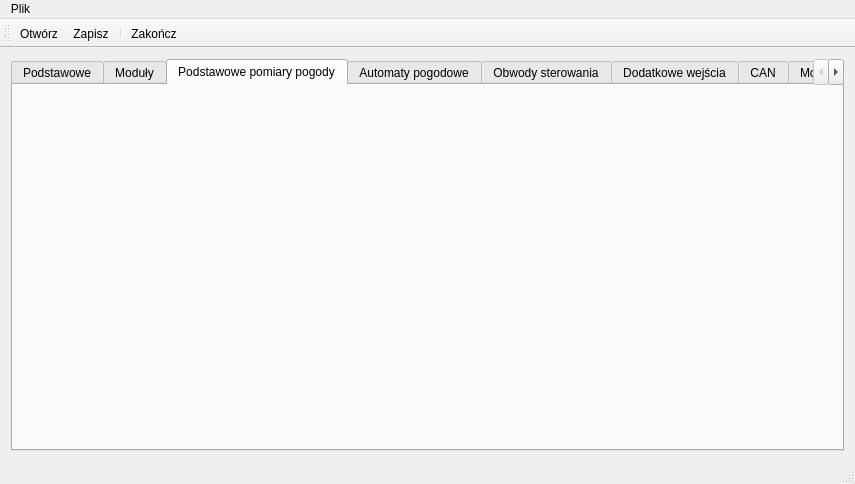
First picture: the form in mainwindow.ui, repository kaczmar55/koneor_v2, before the edit.
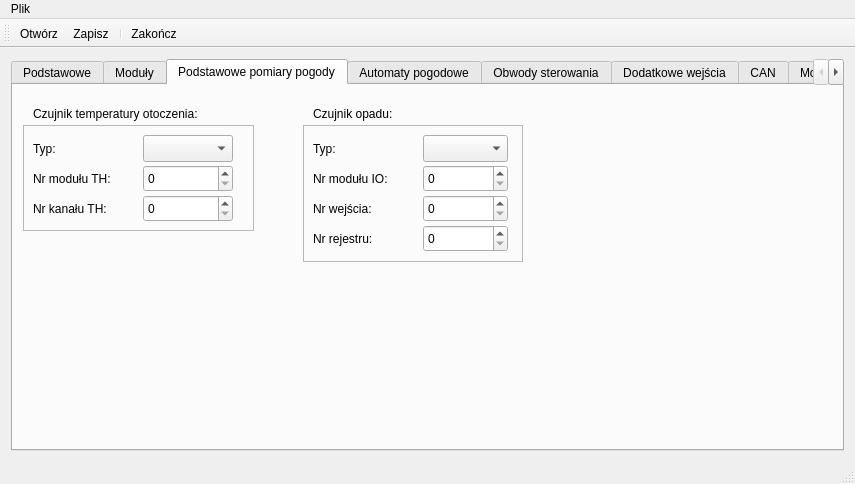
Second picture: the form after the edit. The open tabs and pages were chosen to show the change.

Commit message: dodawane kolejne opcje

Diff of the .ui file:
```diff
--- a/mainwindow.ui
+++ b/mainwindow.ui
@@ -617,6 +617,237 @@
        <attribute name="title">
         <string>Podstawowe pomiary pogody</string>
        </attribute>
+       <widget class="QLabel" name="label_16">
+        <property name="geometry">
+         <rect>
+          <x>20</x>
+          <y>20</y>
+          <width>220</width>
+          <height>17</height>
+         </rect>
+        </property>
+        <property name="text">
+         <string>Czujnik temperatury otoczenia:</string>
+        </property>
+       </widget>
+       <widget class="QLabel" name="label_18">
+        <property name="geometry">
+         <rect>
+          <x>300</x>
+          <y>20</y>
+          <width>110</width>
+          <height>17</height>
+         </rect>
+        </property>
+        <property name="text">
+         <string>Czujnik opadu:</string>
+        </property>
+       </widget>
+       <widget class="QFrame" name="frame">
+        <property name="geometry">
+         <rect>
+          <x>10</x>
+          <y>40</y>
+          <width>231</width>
+          <height>106</height>
+         </rect>
+        </property>
+        <property name="frameShape">
+         <enum>QFrame::StyledPanel</enum>
+        </property>
+        <property name="frameShadow">
+         <enum>QFrame::Raised</enum>
+        </property>
+        <widget class="QLabel" name="label_17">
+         <property name="geometry">
+          <rect>
+           <x>10</x>
+           <y>15</y>
+           <width>40</width>
+           <height>17</height>
+          </rect>
+         </property>
+         <property name="text">
+          <string>Typ:</string>
+         </property>
+        </widget>
+        <widget class="QComboBox" name="generalTempSensorTypeCmb">
+         <property name="geometry">
+          <rect>
+           <x>120</x>
+           <y>10</y>
+           <width>90</width>
+           <height>27</height>
+          </rect>
+         </property>
+        </widget>
+        <widget class="QSpinBox" name="generalTempSensorAddr">
+         <property name="geometry">
+          <rect>
+           <x>120</x>
+           <y>40</y>
+           <width>90</width>
+           <height>27</height>
+          </rect>
+         </property>
+         <property name="minimum">
+          <number>0</number>
+         </property>
+         <property name="maximum">
+          <number>255</number>
+         </property>
+        </widget>
+        <widget class="QSpinBox" name="generalTempSensorRegNo">
+         <property name="geometry">
+          <rect>
+           <x>120</x>
+           <y>70</y>
+           <width>90</width>
+           <height>27</height>
+          </rect>
+         </property>
+         <property name="minimum">
+          <number>0</number>
+         </property>
+         <property name="maximum">
+          <number>65536</number>
+         </property>
+        </widget>
+        <widget class="QLabel" name="generalTempSensorAddrLbl">
+         <property name="geometry">
+          <rect>
+           <x>10</x>
+           <y>45</y>
+           <width>110</width>
+           <height>17</height>
+          </rect>
+         </property>
+         <property name="text">
+          <string>Nr modułu TH:</string>
+         </property>
+        </widget>
+        <widget class="QLabel" name="generalTempSensorRegNoLbl">
+         <property name="geometry">
+          <rect>
+           <x>10</x>
+           <y>75</y>
+           <width>110</width>
+           <height>17</height>
+          </rect>
+         </property>
+         <property name="text">
+          <string>Nr kanału TH:</string>
+         </property>
+        </widget>
+       </widget>
+       <widget class="QFrame" name="frame_2">
+        <property name="geometry">
+         <rect>
+          <x>290</x>
+          <y>40</y>
+          <width>220</width>
+          <height>137</height>
+         </rect>
+        </property>
+        <property name="frameShape">
+         <enum>QFrame::StyledPanel</enum>
+        </property>
+        <property name="frameShadow">
+         <enum>QFrame::Raised</enum>
+        </property>
+        <widget class="QLabel" name="label_19">
+         <property name="geometry">
+          <rect>
+           <x>10</x>
+           <y>15</y>
+           <width>67</width>
+           <height>17</height>
+          </rect>
+         </property>
+         <property name="text">
+          <string>Typ:</string>
+         </property>
+        </widget>
+        <widget class="QComboBox" name="generalFallSensorTypeCmb">
+         <property name="geometry">
+          <rect>
+           <x>120</x>
+           <y>10</y>
+           <width>85</width>
+           <height>27</height>
+          </rect>
+         </property>
+        </widget>
+        <widget class="QLabel" name="generalFallSensorAddrLbl">
+         <property name="geometry">
+          <rect>
+           <x>10</x>
+           <y>45</y>
+           <width>100</width>
+           <height>17</height>
+          </rect>
+         </property>
+         <property name="text">
+          <string>Nr modułu IO:</string>
+         </property>
+        </widget>
+        <widget class="QLabel" name="generalFallSensorBitNoLbl">
+         <property name="geometry">
+          <rect>
+           <x>10</x>
+           <y>75</y>
+           <width>100</width>
+           <height>17</height>
+          </rect>
+         </property>
+         <property name="text">
+          <string>Nr wejścia:</string>
+         </property>
+        </widget>
+        <widget class="QSpinBox" name="generalFallSensorAddr">
+         <property name="geometry">
+          <rect>
+           <x>120</x>
+           <y>40</y>
+           <width>85</width>
+           <height>27</height>
+          </rect>
+         </property>
+        </widget>
+        <widget class="QSpinBox" name="generalFallSensorBitNo">
+         <property name="geometry">
+          <rect>
+           <x>120</x>
+           <y>70</y>
+           <width>85</width>
+           <height>27</height>
+          </rect>
+         </property>
+        </widget>
+        <widget class="QLabel" name="generalFallSensorRegNoLbl">
+         <property name="geometry">
+          <rect>
+           <x>10</x>
+           <y>105</y>
+           <width>100</width>
+           <height>17</height>
+          </rect>
+         </property>
+         <property name="text">
+          <string>Nr rejestru:</string>
+         </property>
+        </widget>
+        <widget class="QSpinBox" name="generalFallSensorRegNo">
+         <property name="geometry">
+          <rect>
+           <x>120</x>
+           <y>100</y>
+           <width>85</width>
+           <height>27</height>
+          </rect>
+         </property>
+        </widget>
+       </widget>
       </widget>
       <widget class="QWidget" name="tab_4">
        <attribute name="title">
```
Left out of the diff: 2 changed lines with no effect on the pictures. The commit also changes 2 other files.
